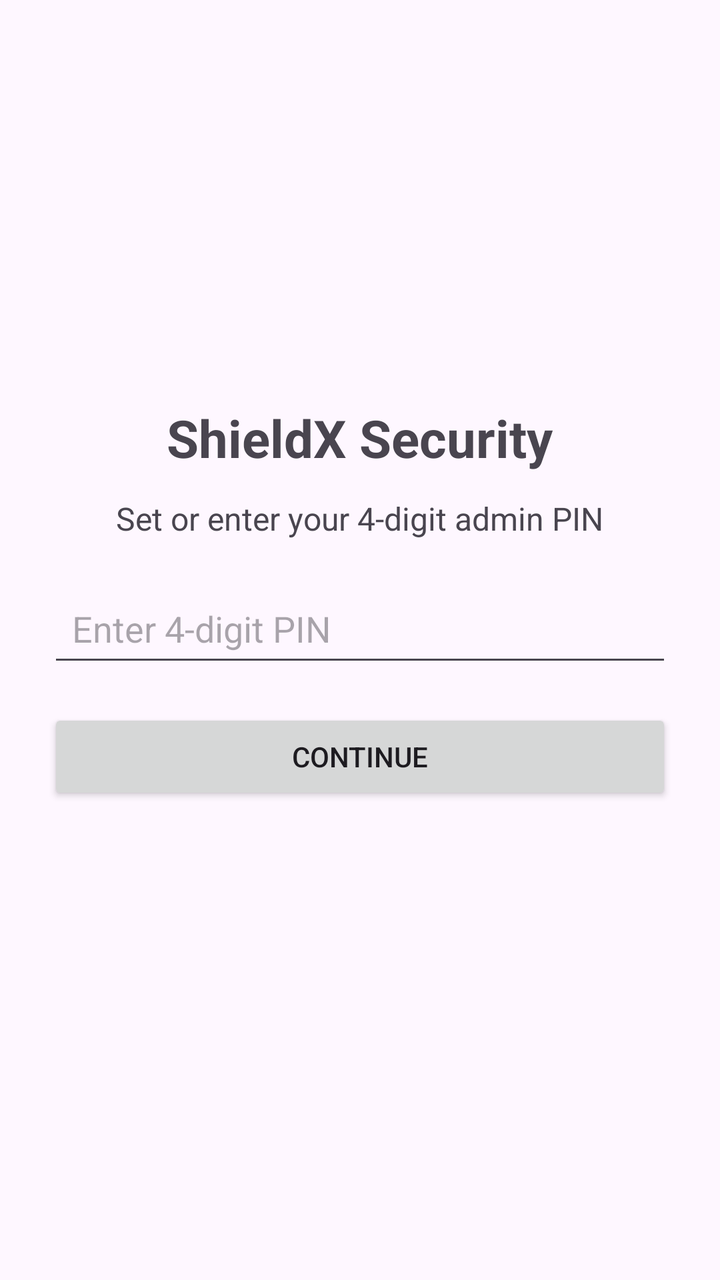
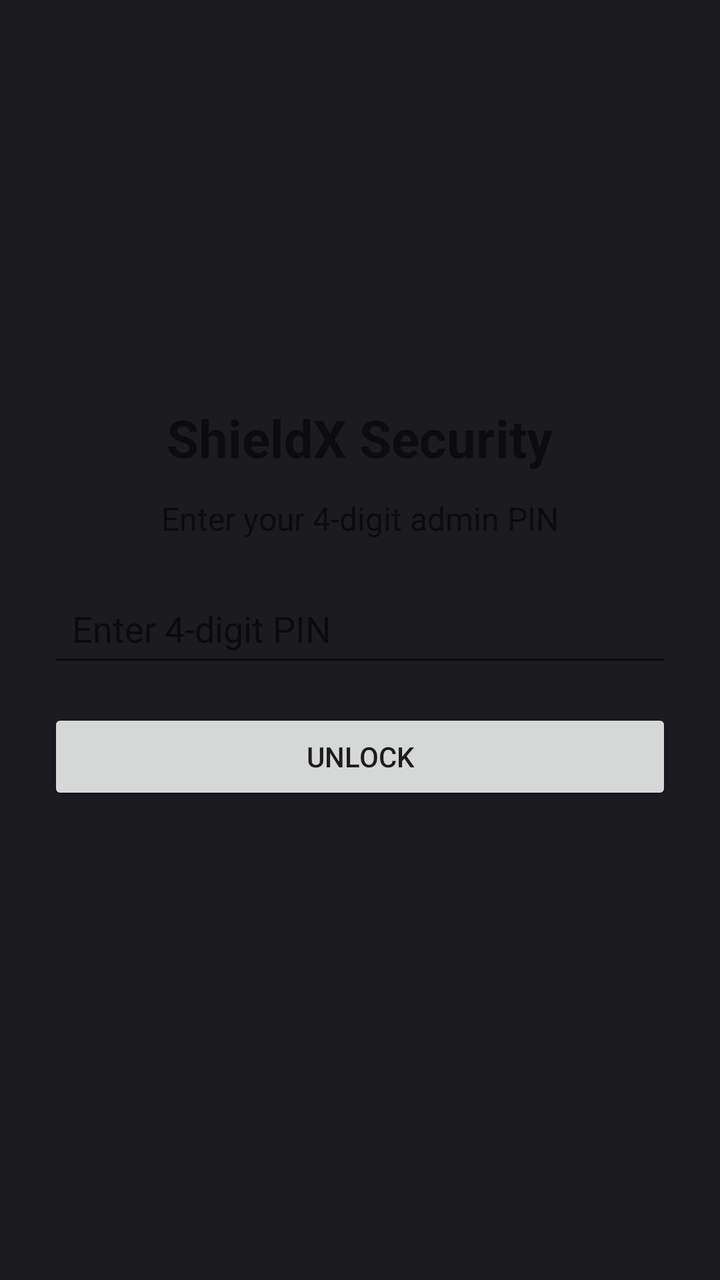

An Android layout rendered at two revisions. The XML below is the earlier revision; the diff shows what the commit changed to produce the second picture.
<!-- AndroidManifest.xml: application theme Theme.ShieldXMobile -->
<!-- res/layout/activity_pin.xml -->
<?xml version="1.0" encoding="utf-8"?>
<LinearLayout xmlns:android="http://schemas.android.com/apk/res/android"
    android:layout_width="match_parent"
    android:layout_height="match_parent"
    android:orientation="vertical"
    android:gravity="center"
    android:padding="24dp">

    <TextView
        android:id="@+id/tvPinTitle"
        android:layout_width="wrap_content"
        android:layout_height="wrap_content"
        android:text="ShieldX Security"
        android:textSize="26sp"
        android:textStyle="bold"
        android:layout_marginBottom="12dp" />

    <TextView
        android:id="@+id/tvPinSubtitle"
        android:layout_width="wrap_content"
        android:layout_height="wrap_content"
        android:text="Set or enter your 4-digit admin PIN"
        android:textSize="16sp"
        android:layout_marginBottom="20dp" />

    <EditText
        android:id="@+id/etPin"
        android:layout_width="match_parent"
        android:layout_height="wrap_content"
        android:hint="Enter 4-digit PIN"
        android:inputType="numberPassword"
        android:maxLength="4"
        android:padding="12dp"
        android:layout_marginBottom="16dp" />

    <Button
        android:id="@+id/btnPinAction"
        android:layout_width="match_parent"
        android:layout_height="wrap_content"
        android:text="Continue" />

    <TextView
        android:id="@+id/tvPinMessage"
        android:layout_width="wrap_content"
        android:layout_height="wrap_content"
        android:text=""
        android:textSize="15sp"
        android:layout_marginTop="16dp" />

</LinearLayout>
<!-- resources referenced by this layout -->
<resources>
  <style name="Theme.ShieldXMobile" parent="Base.Theme.ShieldXMobile" />
  <style name="Base.Theme.ShieldXMobile" parent="Theme.Material3.DayNight.NoActionBar">
          
          
      </style>
</resources>

<!-- the commit's change to res/layout/activity_pin.xml (unified diff, before → after) -->
@@ -19,7 +19,7 @@
         android:id="@+id/tvPinSubtitle"
         android:layout_width="wrap_content"
         android:layout_height="wrap_content"
-        android:text="Set or enter your 4-digit admin PIN"
+        android:text="Enter your 4-digit admin PIN"
         android:textSize="16sp"
         android:layout_marginBottom="20dp" />
 
@@ -37,7 +37,15 @@
         android:id="@+id/btnPinAction"
         android:layout_width="match_parent"
         android:layout_height="wrap_content"
-        android:text="Continue" />
+        android:text="Unlock" />
+
+    <Button
+        android:id="@+id/btnChangePinFingerprint"
+        android:layout_width="match_parent"
+        android:layout_height="wrap_content"
+        android:text="Change PIN with Fingerprint"
+        android:visibility="gone"
+        android:layout_marginTop="10dp" />
 
     <TextView
         android:id="@+id/tvPinMessage"
<!-- resource entries referenced after the edit -->
@@ -1,9 +1,11 @@
 <!-- resources referenced by this layout -->
 <resources>
-  <style name="Theme.ShieldXMobile" parent="Base.Theme.ShieldXMobile" />
-  <style name="Base.Theme.ShieldXMobile" parent="Theme.Material3.DayNight.NoActionBar">
-          
-          
+  <style name="Theme.ShieldXMobile" parent="Theme.AppCompat.DayNight.NoActionBar">
+          <item name="colorPrimary">#6200EE</item>
+          <item name="colorPrimaryDark">#3700B3</item>
+          <item name="colorAccent">#03DAC6</item>
+  
+          <item name="android:windowBackground">#1C1B1F</item>
       </style>
 </resources>
 
